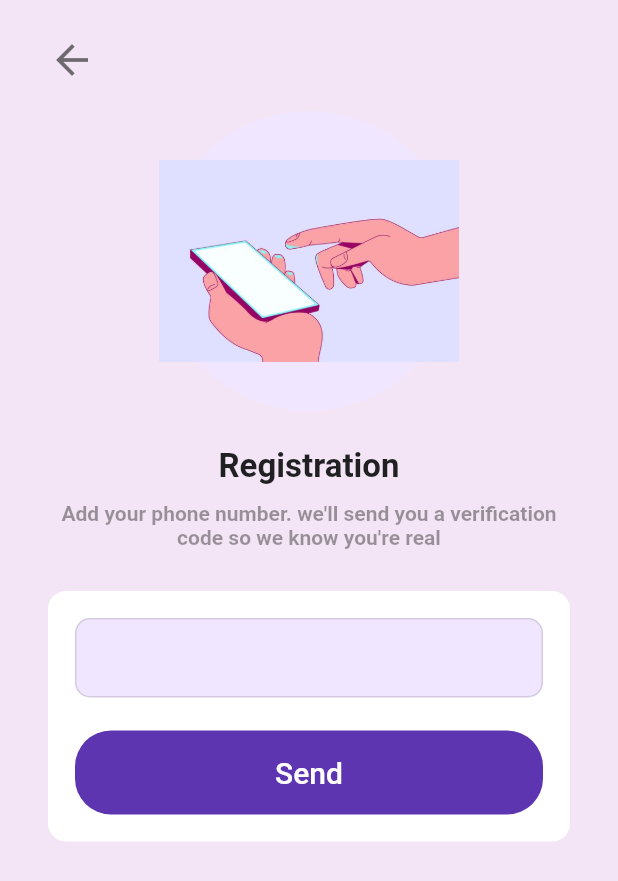
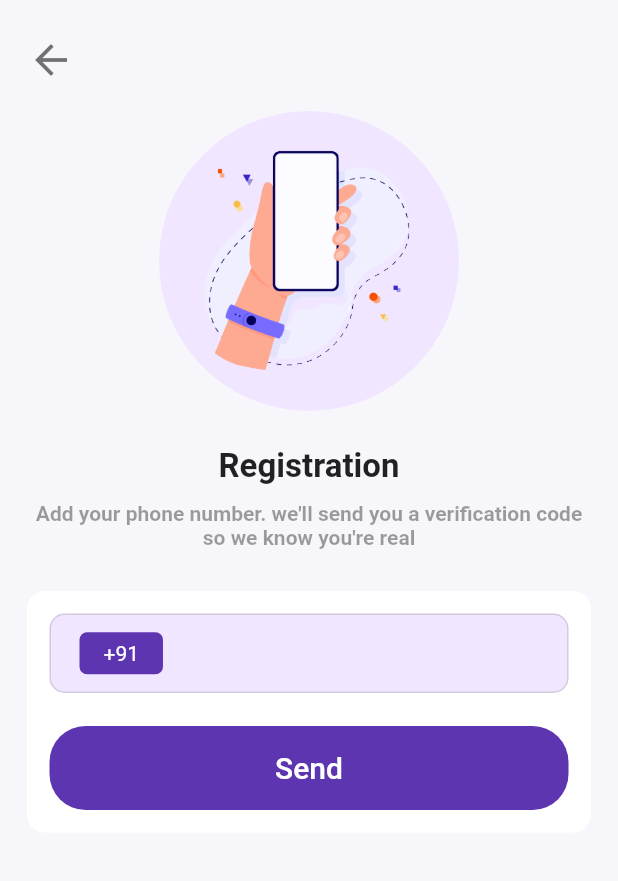
Before and after one commit to Zeel28/News-Everyday, a Flutter app: the LoginWithPhoneNumber screen opened directly, on a phone screen of 412 x 824 dp. Shown: the top 881 px of the screen. Run offline on Flutter 3.47's test engine with Material 2 defaults, Android fonts, the phone set to English and light mode, and no system bars; our stand-ins replace firebase_auth, firebase_core, flutter_svg, fluttertoast, get, google_nav_bar and 6 more; missing offline and left inert: fl_country_code_picker; accounts and stored records are empty; network calls fail.

Commit message:
add Country Code Picker

```diff
--- a/lib/Screens/Profile/Profile_page.dart
+++ b/lib/Screens/Profile/Profile_page.dart
@@ -21,7 +21,7 @@ class ProfileScreen extends StatelessWidget {
               mainAxisAlignment: MainAxisAlignment.start,
               crossAxisAlignment: CrossAxisAlignment.start,
               children: [
-                ProfileHeaderSection(),
+                // ProfileHeaderSection(),
                 const SizedBox(
                   height: 10,
                 ),
--- a/lib/Screens/authentication_pages/phonenumber/numeric_pad.dart
+++ b/lib/Screens/authentication_pages/phonenumber/numeric_pad.dart
@@ -1,5 +1,8 @@
 import 'package:firebase_auth/firebase_auth.dart';
+import 'package:fl_country_code_picker/fl_country_code_picker.dart';
 import 'package:flutter/material.dart';
+import 'package:get/get.dart';
+import 'package:get/get_core/src/get_main.dart';
 import 'package:news_everyday/Screens/authentication_pages/phonenumber/verifty_otp.dart';
 import 'package:news_everyday/utils/message.dart';
 
@@ -14,18 +17,39 @@ class LoginWithPhoneNumber extends StatefulWidget {
 
 class _LoginWithPhoneNumberState extends State<LoginWithPhoneNumber> {
 
+  //form validation
+  final _formKey = GlobalKey<FormState>();
+
   bool loading = false;
   final _auth = FirebaseAuth.instance;
   final phoneNumberController = TextEditingController();
+
+  //Country Code Picker
+  late FlCountryCodePicker countryPicker;
+  CountryCode? countryCode;
+  late String finalPhonenumber = "";
+
+  @override
+  void initState() {
+    final favoriteCountries = ['IN', 'CA', 'US', 'JP'];
+    countryPicker = FlCountryCodePicker(
+        favorites: favoriteCountries,
+        favoritesIcon: const Icon(
+          Icons.star,
+          color: Colors.amber,
+        ));
+    // TODO: implement initState
+    super.initState();
+  }
 
   @override
   Widget build(BuildContext context) {
     return Scaffold(
       resizeToAvoidBottomInset: false,
-      backgroundColor: primaryLightBackgroundColor,
+      backgroundColor: Color(0xFFF7F6FB),
       body: SafeArea(
         child: Padding(
-          padding: EdgeInsets.symmetric(vertical: 24, horizontal: 32),
+          padding: const EdgeInsets.symmetric(vertical: 24, horizontal: 18),
           child: Column(
             children: [
               Align(
@@ -39,7 +63,7 @@ class _LoginWithPhoneNumberState extends State<LoginWithPhoneNumber> {
                   ),
                 ),
               ),
-              SizedBox(
+              const SizedBox(
                 height: 18,
               ),
               Container(
@@ -50,23 +74,24 @@ class _LoginWithPhoneNumberState extends State<LoginWithPhoneNumber> {
                   shape: BoxShape.circle,
                 ),
                 child: Image.asset(
-                  'assets/images/illustration-2.jpg',
+                  'assets/images/phone_auth.png',
+                  fit: BoxFit.fill,
                 ),
               ),
-              SizedBox(
+              const SizedBox(
                 height: 24,
               ),
-              Text(
+              const Text(
                 'Registration',
                 style: TextStyle(
                   fontSize: 22,
                   fontWeight: FontWeight.bold,
                 ),
               ),
-              SizedBox(
+              const SizedBox(
                 height: 10,
               ),
-              Text(
+              const Text(
                 "Add your phone number. we'll send you a verification code so we know you're real",
                 style: TextStyle(
                   fontSize: 14,
@@ -75,11 +100,13 @@ class _LoginWithPhoneNumberState extends State<LoginWithPhoneNumber> {
                 ),
                 textAlign: TextAlign.center,
               ),
-              SizedBox(
+              const SizedBox(
                 height: 28,
               ),
-              Container(
-                padding: EdgeInsets.all(18),
+              Form(
+                key: _formKey,
+                child: Container(
+                  padding: EdgeInsets.all(15),
                   decoration: BoxDecoration(
                     color: Colors.white,
                     borderRadius: BorderRadius.circular(12),
@@ -88,76 +115,82 @@ class _LoginWithPhoneNumberState extends State<LoginWithPhoneNumber> {
                     children: [
                       TextFormField(
                         controller: phoneNumberController,
-                      keyboardType: TextInputType.text,
-                      style: TextStyle(
+                        keyboardType: TextInputType.number,
+                        maxLines: 1,
+                        cursorColor: primaryColor,
+                        validator: (value) {
+                          if (value == null || value.isEmpty) {
+                            return 'Please enter phone-number';
+                          }
+                          return null;
+                        },
+                        style: const TextStyle(
                           fontSize: 18,
                           fontWeight: FontWeight.bold,
                         ),
                         decoration: InputDecoration(
                           enabledBorder: OutlineInputBorder(
-                            borderSide: BorderSide(color: Colors.black12),
+                              borderSide: const BorderSide(color: Colors.black12),
                               borderRadius: BorderRadius.circular(10)),
                           focusedBorder: OutlineInputBorder(
-                            borderSide: BorderSide(color: Colors.black12),
+                              borderSide: const BorderSide(color: Colors.black12),
                               borderRadius: BorderRadius.circular(10)),
-                        prefix: Padding(
-                          padding: EdgeInsets.symmetric(horizontal: 8),
-                          child: Text(
-                            '(+91)',
-                            style: TextStyle(
-                              fontSize: 18,
-                              fontWeight: FontWeight.bold,
+                          prefixIcon: countryCodePicker(context),
                         ),
                       ),
-                        ),
-                        // suffixIcon: Icon(
-                        //   Icons.check_circle,
-                        //   color: Colors.green,
-                        //   size: 32,
-                        // ),
-                      ),
-                    ),
-                    SizedBox(
+                      const SizedBox(
                         height: 22,
                       ),
                       SizedBox(
                         width: double.infinity,
                         child: ElevatedButton(
                           onPressed: () {
+                            if (countryCode != null) {
+                              finalPhonenumber =
+                                  "${countryCode!.dialCode} ${phoneNumberController.text.trim()}";
+                              if (_formKey.currentState!.validate()) {
                                 setState(() {
                                   loading = true;
                                 });
-                          _auth
-                              .verifyPhoneNumber(
-                            phoneNumber: phoneNumberController.text,
+                                _auth.verifyPhoneNumber(
+                                  phoneNumber: finalPhonenumber,
                                   verificationCompleted: (phoneAuthCredential) {
                                     setState(() {
                                       loading = false;
                                     });
                                   },
                                   verificationFailed: (error) {
-                              MessageDialog().snackbarGetCut(error.toString(), "");
+                                    MessageDialog()
+                                        .snackbarGetCut(error.toString(), "");
                                     setState(() {
                                       loading = false;
                                     });
                                   },
-                            codeSent: (String verificationId, int? forceResendingToken) {
-                              Navigator.push(
-                                  context,
-                                  MaterialPageRoute(
-                                    builder: (context) => OtpVerifictionScreen(verificationId: verificationId),
-                                  ));
+                                  codeSent: (String verificationId,
+                                      int? forceResendingToken) {
+                                    Get.offAll(() => OtpVerifictionScreen(
+                                        verificationId: verificationId));
                                     setState(() {
                                       loading = false;
                                     });
                                   },
                                   codeAutoRetrievalTimeout: (verificationId) {
-                              MessageDialog().snackbarGetCut(verificationId.toString(), "");
+                                    MessageDialog().snackbarGetCut(
+                                        verificationId.toString(), "");
                                     setState(() {
                                       loading = false;
                                     });
                                   },
                                 );
+                              }
+                              else {
+                                MessageDialog().snackbarGetCut(
+                                    "Please Enter phone-number", "");
+                              }
+                            } else {
+                              MessageDialog().snackbarGetCut(
+                                  "Please select a country code", "Enter phone umber");
+                            }
                           },
                           style: ButtonStyle(
                             foregroundColor:
@@ -180,12 +213,14 @@ class _LoginWithPhoneNumberState extends State<LoginWithPhoneNumber> {
                                   )
                                 : Text(
                                     "Send",
-                            style: TextStyle(color: Colors.white, fontSize: 20),
+                                    style: TextStyle(
+                                        color: Colors.white, fontSize: 20),
                                   ),
                           ),
                         ),
                       ),
                     ],
+                  ),
                 ),
               ),
             ],
@@ -194,4 +229,41 @@ class _LoginWithPhoneNumberState extends State<LoginWithPhoneNumber> {
       ),
     );
   }
+  Container countryCodePicker(BuildContext context) {
+    return Container(
+      padding: const EdgeInsets.symmetric(horizontal: 10, vertical: 6),
+      child: Row(
+        mainAxisSize: MainAxisSize.min,
+        children: [
+          GestureDetector(
+            onTap: () async {
+              final code = await countryPicker.showPicker(context: context);
+              setState(() {
+                countryCode = code;
+              });
+            },
+            child: Row(
+              children: [
+                Container(
+                  child: countryCode != null ? countryCode!.flagImage : null,
+                ),
+                const SizedBox(
+                  width: 10,
+                ),
+                Container(
+                  padding:
+                      const EdgeInsets.symmetric(horizontal: 16, vertical: 6),
+                  decoration: BoxDecoration(
+                      borderRadius: BorderRadius.circular(5),
+                      color: primaryColor),
+                  child: Text(countryCode?.dialCode ?? "+91",
+                      style: TextStyle(color: Colors.white)),
+                )
+              ],
+            ),
+          )
+        ],
+      ),
+    );
   }
+}
--- a/lib/utils/message.dart
+++ b/lib/utils/message.dart
@@ -24,7 +24,7 @@ class MessageDialog{
         backgroundColor: Colors.redAccent,
         snackPosition: SnackPosition.BOTTOM,
         titleText: Text(
-            title, style: const TextStyle(color: Colors.white)),
+            title, style: const TextStyle(color: Colors.white,fontSize: 18,fontWeight: FontWeight.w500)),
         messageText: Text(
           message, style: const TextStyle(color: Colors.white),)
 
--- a/pubspec.yaml
+++ b/pubspec.yaml
@@ -45,6 +45,7 @@ dependencies:
   google_nav_bar: ^5.0.6
   http: ^0.13.5
   percent_indicator: ^4.0.0
+  fl_country_code_picker: ^0.0.4
   webview_flutter: ^3.0.4
   slide_to_act: ^2.0.1
   google_sign_in: ^5.4.3
```
Also changed, not shown: assets/images/illustration-2.jpg (deleted), assets/images/phone_auth.png (added), pubspec.lock. Lines whose indentation alone changed are shown as unchanged.
